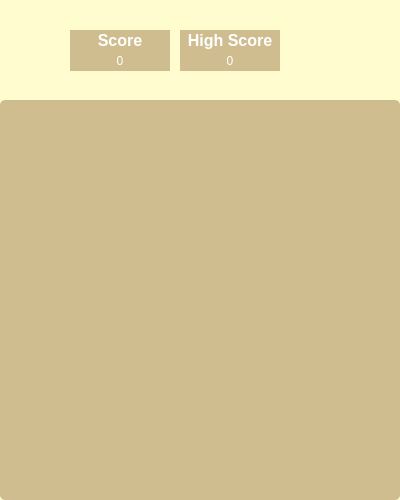
This is 2048/dlg_home.ui in ElliotHarding/2048 as Qt 5 draws it before an edit. The edited form follows.
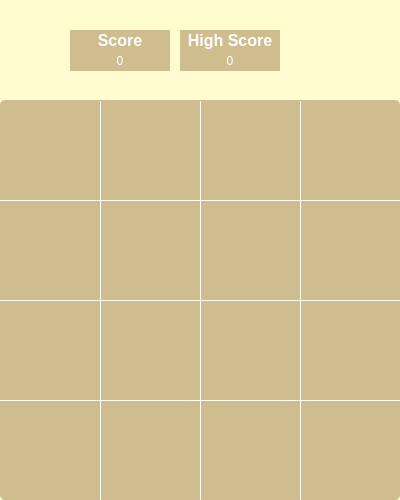
This is the edited form. Icons and pictures are not drawn.

Patch:
```diff
--- a/2048/dlg_home.ui
+++ b/2048/dlg_home.ui
@@ -152,6 +152,84 @@
      <string/>
     </property>
    </widget>
+   <widget class="Line" name="line">
+    <property name="geometry">
+     <rect>
+      <x>100</x>
+      <y>100</y>
+      <width>1</width>
+      <height>400</height>
+     </rect>
+    </property>
+    <property name="orientation">
+     <enum>Qt::Vertical</enum>
+    </property>
+   </widget>
+   <widget class="Line" name="line_2">
+    <property name="geometry">
+     <rect>
+      <x>200</x>
+      <y>100</y>
+      <width>1</width>
+      <height>400</height>
+     </rect>
+    </property>
+    <property name="orientation">
+     <enum>Qt::Vertical</enum>
+    </property>
+   </widget>
+   <widget class="Line" name="line_3">
+    <property name="geometry">
+     <rect>
+      <x>300</x>
+      <y>100</y>
+      <width>1</width>
+      <height>400</height>
+     </rect>
+    </property>
+    <property name="orientation">
+     <enum>Qt::Vertical</enum>
+    </property>
+   </widget>
+   <widget class="Line" name="line_4">
+    <property name="geometry">
+     <rect>
+      <x>0</x>
+      <y>200</y>
+      <width>400</width>
+      <height>1</height>
+     </rect>
+    </property>
+    <property name="orientation">
+     <enum>Qt::Horizontal</enum>
+    </property>
+   </widget>
+   <widget class="Line" name="line_5">
+    <property name="geometry">
+     <rect>
+      <x>0</x>
+      <y>300</y>
+      <width>400</width>
+      <height>1</height>
+     </rect>
+    </property>
+    <property name="orientation">
+     <enum>Qt::Horizontal</enum>
+    </property>
+   </widget>
+   <widget class="Line" name="line_6">
+    <property name="geometry">
+     <rect>
+      <x>0</x>
+      <y>400</y>
+      <width>400</width>
+      <height>1</height>
+     </rect>
+    </property>
+    <property name="orientation">
+     <enum>Qt::Horizontal</enum>
+    </property>
+   </widget>
   </widget>
  </widget>
  <resources>
```
